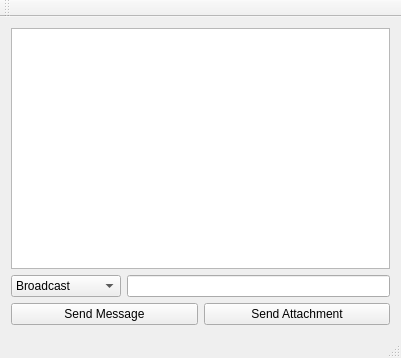
Old version of the form Server/mainwindow.ui in the repository IT-Students-Web-Project/ResourceMonitoring.
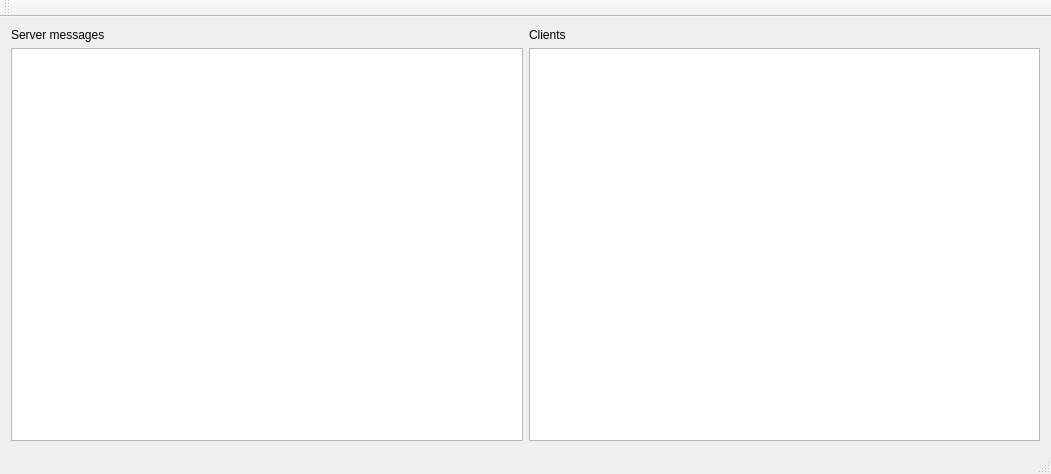
New version of the form.

Commit message: Added client lsit

The edit to the form file:
```diff
--- a/Server/mainwindow.ui
+++ b/Server/mainwindow.ui
@@ -6,8 +6,8 @@
    <rect>
     <x>0</x>
     <y>0</y>
-    <width>401</width>
-    <height>358</height>
+    <width>1051</width>
+    <height>474</height>
    </rect>
   </property>
   <property name="windowTitle">
@@ -18,78 +18,33 @@
   </property>
   <widget class="QWidget" name="centralWidget">
    <layout class="QGridLayout" name="gridLayout">
+    <item row="1" column="1">
+     <widget class="QListWidget" name="listWidget"/>
+    </item>
     <item row="0" column="0">
+     <widget class="QLabel" name="label_messages">
+      <property name="text">
+       <string>Server messages</string>
+      </property>
+     </widget>
+    </item>
+    <item row="0" column="1">
+     <widget class="QLabel" name="label_clients">
+      <property name="text">
+       <string>Clients</string>
+      </property>
+     </widget>
+    </item>
+    <item row="1" column="0">
      <widget class="QTextBrowser" name="textBrowser_receivedMessages">
+      <property name="enabled">
+       <bool>true</bool>
+      </property>
       <property name="styleSheet">
        <string notr="true"/>
       </property>
      </widget>
     </item>
-    <item row="1" column="0">
-     <layout class="QGridLayout" name="gridLayout_2">
-      <item row="1" column="0">
-       <widget class="QPushButton" name="pushButton_sendMessage">
-        <property name="minimumSize">
-         <size>
-          <width>0</width>
-          <height>0</height>
-         </size>
-        </property>
-        <property name="styleSheet">
-         <string notr="true"/>
-        </property>
-        <property name="text">
-         <string>Send Message</string>
-        </property>
-       </widget>
-      </item>
-      <item row="1" column="1">
-       <widget class="QPushButton" name="pushButton_sendAttachment">
-        <property name="styleSheet">
-         <string notr="true"/>
-        </property>
-        <property name="text">
-         <string>Send Attachment</string>
-        </property>
-        <property name="flat">
-         <bool>false</bool>
-        </property>
-       </widget>
-      </item>
-      <item row="0" column="0" colspan="2">
-       <layout class="QHBoxLayout" name="horizontalLayout">
-        <item>
-         <widget class="QComboBox" name="comboBox_receiver">
-          <property name="minimumSize">
-           <size>
-            <width>110</width>
-            <height>0</height>
-           </size>
-          </property>
-          <item>
-           <property name="text">
-            <string>Broadcast</string>
-           </property>
-          </item>
-         </widget>
-        </item>
-        <item>
-         <widget class="QLineEdit" name="lineEdit_message">
-          <property name="minimumSize">
-           <size>
-            <width>150</width>
-            <height>0</height>
-           </size>
-          </property>
-          <property name="styleSheet">
-           <string notr="true"/>
-          </property>
-         </widget>
-        </item>
-       </layout>
-      </item>
-     </layout>
-    </item>
    </layout>
   </widget>
   <widget class="QMenuBar" name="menuBar">
```
Left out of the diff: 2 changed lines with no effect on the pictures. The commit also changes 2 other files.
